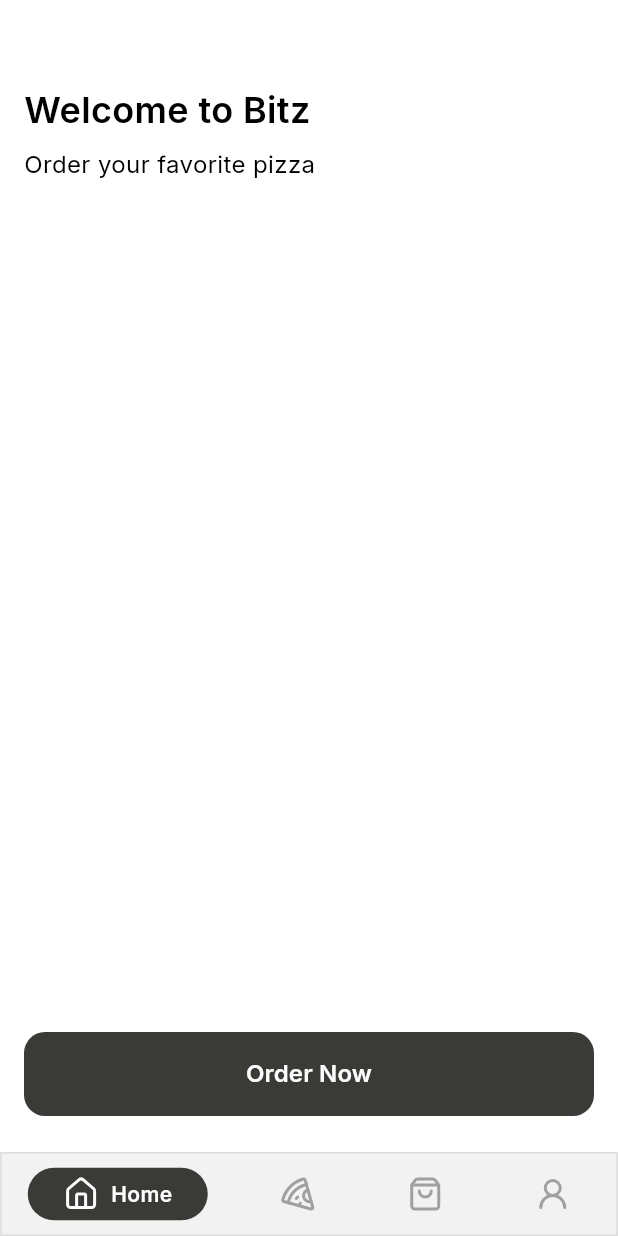
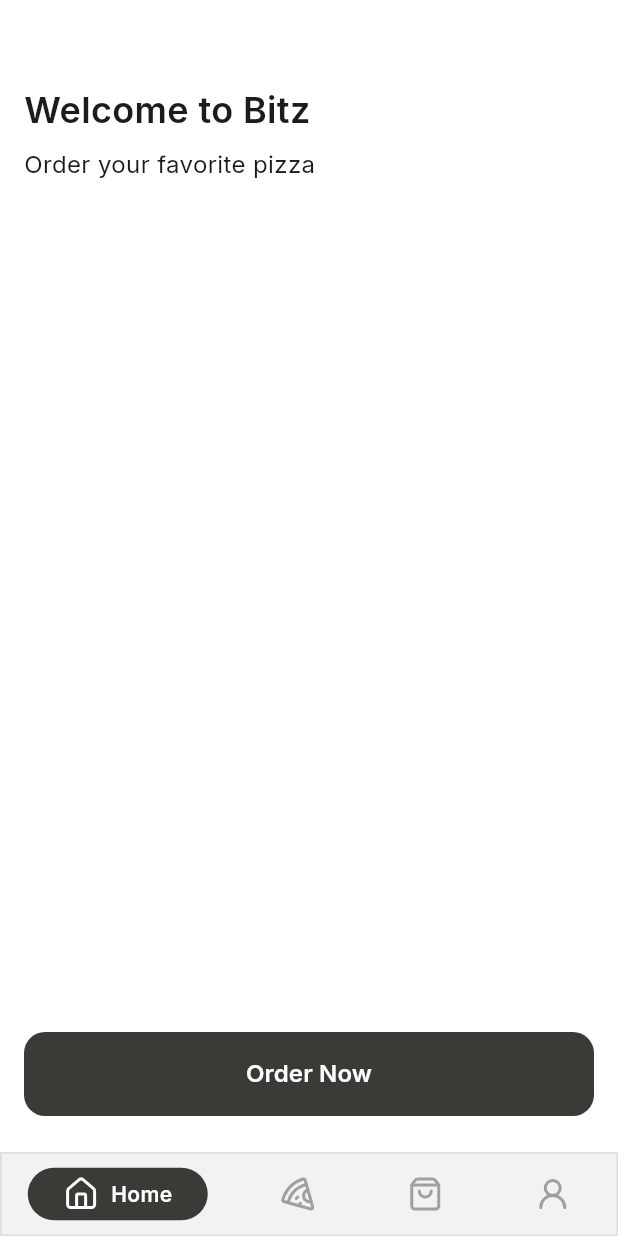
Before and after one commit to Jinlei2000/pizza-ar-flutter-2023, a Flutter app: the screen it shows after launch, on a phone screen of 412 x 824 dp. Run offline on Flutter 3.47's test engine with Material 3 defaults, Android fonts, the light colour scheme and no system bars; drawn by our look-alikes of persistent_bottom_nav_bar; our stand-ins replace flutter_svg, google_fonts, lucide_icons.

Commit message:
fix: font weights

```diff
--- a/lib/main.dart
+++ b/lib/main.dart
@@ -27,7 +27,15 @@
 
       home: const BottomNavigation(),
       initialRoute: '/',
-      routes: {
+      routes: _routes,
+
+      theme: _buildTheme(Brightness.light),
+    );
+  }
+
+  // All routes in the app
+  Map<String, WidgetBuilder> get _routes {
+    return {
       '/home': (context) => const HomePage(),
       '/order': (context) => const OrderPage(),
       '/pizza': (context) => const PizzaPage(),
@@ -36,15 +44,18 @@
       '/pizza/overview-order': (context) => const OverviewOrderPage(),
       '/pizza/payment': (context) => const PaymentPage(),
       '/order/detail': (context) => const OrderDetailPage(),
-      },
+    };
+  }
 
-      theme: ThemeData(
+  ThemeData _buildTheme(brightness) {
+    var baseTheme = ThemeData(brightness: brightness);
+
+    return ThemeData(
       useMaterial3: true,
-        brightness: Brightness.light,
-        // Default font (Inter)
-        fontFamily: GoogleFonts.inter().fontFamily,
+      brightness: brightness,
       colorScheme: const ColorScheme.light(background: MyColors.background),
-      ),
+      // set Inter as the default font
+      textTheme: GoogleFonts.interTextTheme(baseTheme.textTheme),
     );
   }
 }
--- a/lib/screens/tabs/home.dart
+++ b/lib/screens/tabs/home.dart
@@ -2,6 +2,7 @@
 import 'package:bitz/components/button.dart';
 import 'package:bitz/models/tab_navigation_model.dart';
 import 'package:flutter/material.dart';
+import 'package:google_fonts/google_fonts.dart';
 import 'package:provider/provider.dart';
 
 class HomePage extends StatelessWidget {
@@ -22,19 +23,19 @@
   Container _body() {
     return Container(
       padding: const EdgeInsets.all(16),
-      child: const Column(
+      child: Column(
         crossAxisAlignment: CrossAxisAlignment.start,
         children: [
-          SizedBox(height: 40),
+          const SizedBox(height: 40),
           Text(
             'Welcome to Bitz',
-            style: TextStyle(
+            style: GoogleFonts.inter(
               fontSize: 24,
               fontWeight: FontWeight.w600,
             ),
           ),
-          SizedBox(height: 8),
-          Text(
+          const SizedBox(height: 8),
+          const Text(
             'Order your favorite pizza',
             style: TextStyle(
               fontSize: 16,
```
Lines whose indentation alone changed are shown as unchanged.
